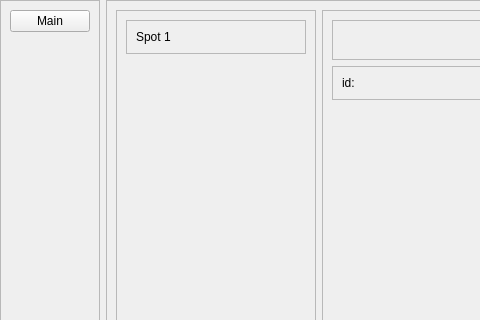
This is forms/ui_main.ui in n1ghtmare-dev/parking-detector as Qt 5 draws it before an edit; both pictures show x 0 to 480 and y 0 to 320 of the 731 by 526 pixel window. The edited form follows.
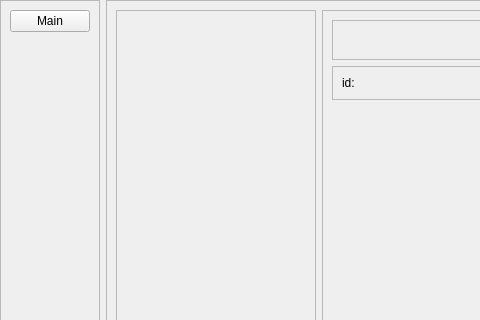
This is the edited form.

What changed in the file:
```diff
--- a/forms/ui_main.ui
+++ b/forms/ui_main.ui
@@ -123,31 +123,6 @@
                </rect>
               </property>
               <layout class="QVBoxLayout" name="verticalLayout_2">
-               <item>
-                <widget class="QFrame" name="frame_2">
-                 <property name="minimumSize">
-                  <size>
-                   <width>0</width>
-                   <height>20</height>
-                  </size>
-                 </property>
-                 <property name="frameShape">
-                  <enum>QFrame::Shape::StyledPanel</enum>
-                 </property>
-                 <property name="frameShadow">
-                  <enum>QFrame::Shadow::Raised</enum>
-                 </property>
-                 <layout class="QHBoxLayout" name="horizontalLayout_3">
-                  <item>
-                   <widget class="QLabel" name="label_2">
-                    <property name="text">
-                     <string>Spot 1</string>
-                    </property>
-                   </widget>
-                  </item>
-                 </layout>
-                </widget>
-               </item>
                <item>
                 <spacer name="verticalSpacer">
                  <property name="orientation">
@@ -156,7 +131,7 @@
                  <property name="sizeHint" stdset="0">
                   <size>
                    <width>20</width>
-                   <height>440</height>
+                   <height>483</height>
                   </size>
                  </property>
                 </spacer>
```
Left out of the diff: 2 changed lines with no effect on the pictures.
